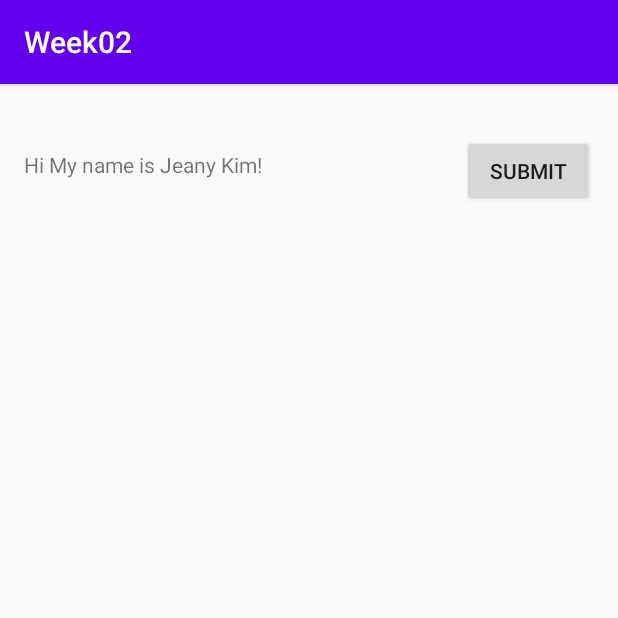
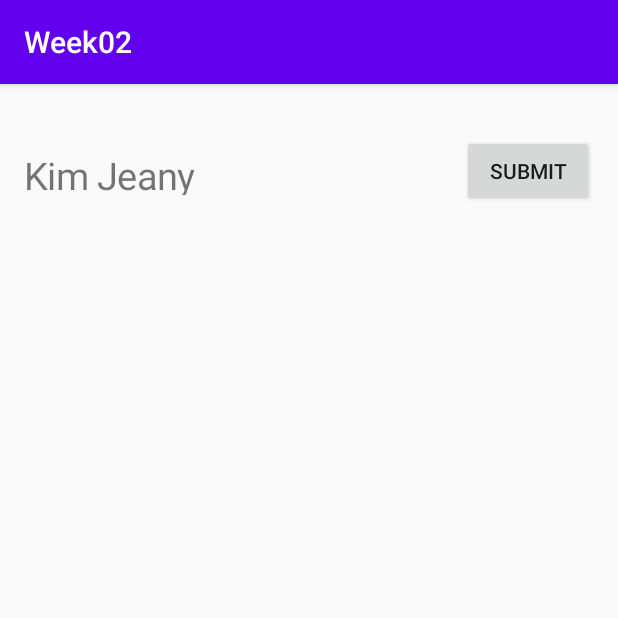
Before and after one commit to taebinjjang/android-basics, an Android app: the screen it shows after launch (MainActivity), on a phone screen of 412 x 824 dp, the top half of it. Run offline under Robolectric (Android 15) with nearby library versions, the phone set to English and light mode, and no system bars.

Commit message:
Week02_3

```diff
--- a/Week02/app/src/main/java/com/example/week02/MainActivity.java
+++ b/Week02/app/src/main/java/com/example/week02/MainActivity.java
@@ -4,6 +4,7 @@ import androidx.appcompat.app.AppCompatActivity;
 
 import android.os.Bundle;
 import android.view.View;
+import android.webkit.WebView;
 import android.widget.Button;
 import android.widget.TextView;
 
@@ -12,7 +13,7 @@ import java.util.*;
 public class MainActivity extends AppCompatActivity {
 
     private int count = 0;
-
+    private int Height = 500;
 
     @Override
     protected void onCreate(Bundle savedInstanceState) {
@@ -24,11 +25,18 @@ public class MainActivity extends AppCompatActivity {
         setContentView(R.layout.activity_main);
         final Button btn = (Button) findViewById(R.id.button_1);
         final TextView tv = (TextView) findViewById(R.id.textView);
-        btn.setOnClickListener(new View.OnClickListener() {
+        tv.setTextSize(25);
+        tv.setHeight(70);
+        tv.setOnClickListener(new View.OnClickListener() {
             @Override
             public void onClick(View v) {
                 count++;
-                tv.setText(map.get(count)+"");
+                    if(count%2==0){
+                        tv.setText("김제니");
+                    }
+                    else{
+                        tv.setText("Kim Jeany");
+                    }
             }
         });
     }
--- a/Week02/app/src/main/res/layout/activity_main.xml
+++ b/Week02/app/src/main/res/layout/activity_main.xml
@@ -13,7 +13,7 @@
         android:layout_marginStart="16dp"
         android:layout_marginLeft="16dp"
         android:layout_marginTop="44dp"
-        android:text="Hi My name is Jeany Kim!"
+        android:text="Kim Jeany"
         app:layout_constraintStart_toStartOf="parent"
         app:layout_constraintTop_toTopOf="parent" />
 
```
